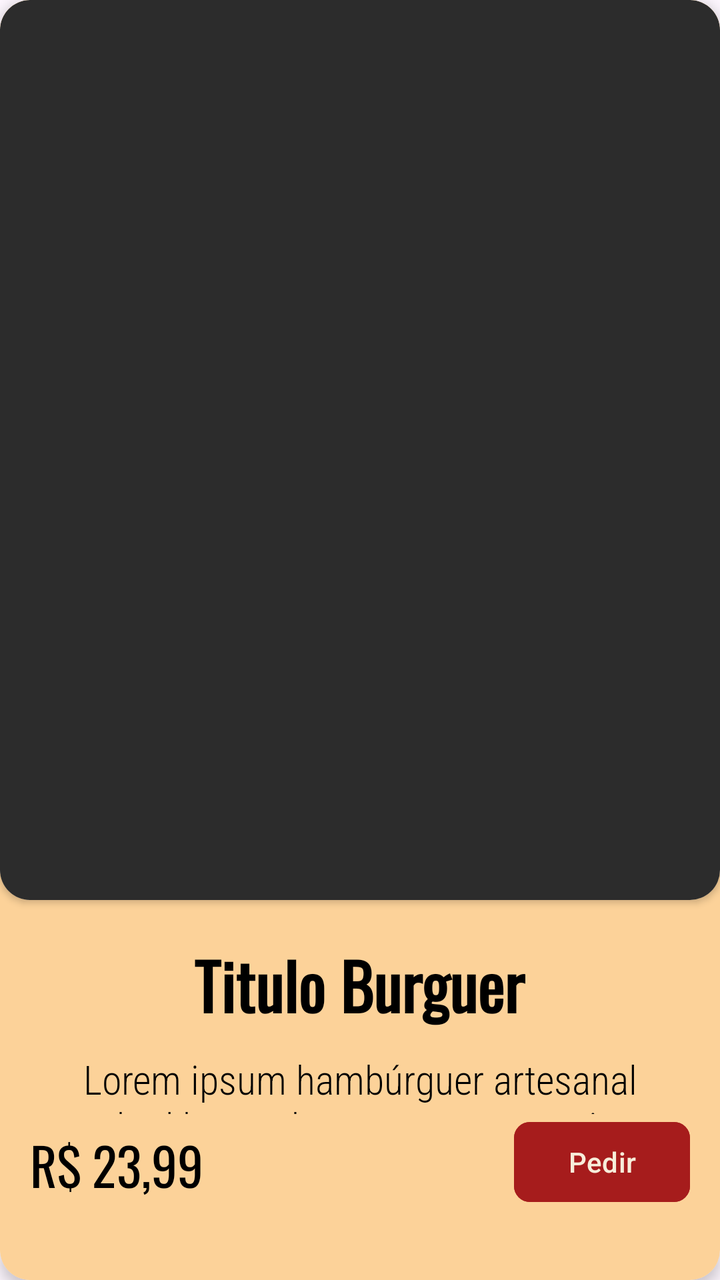
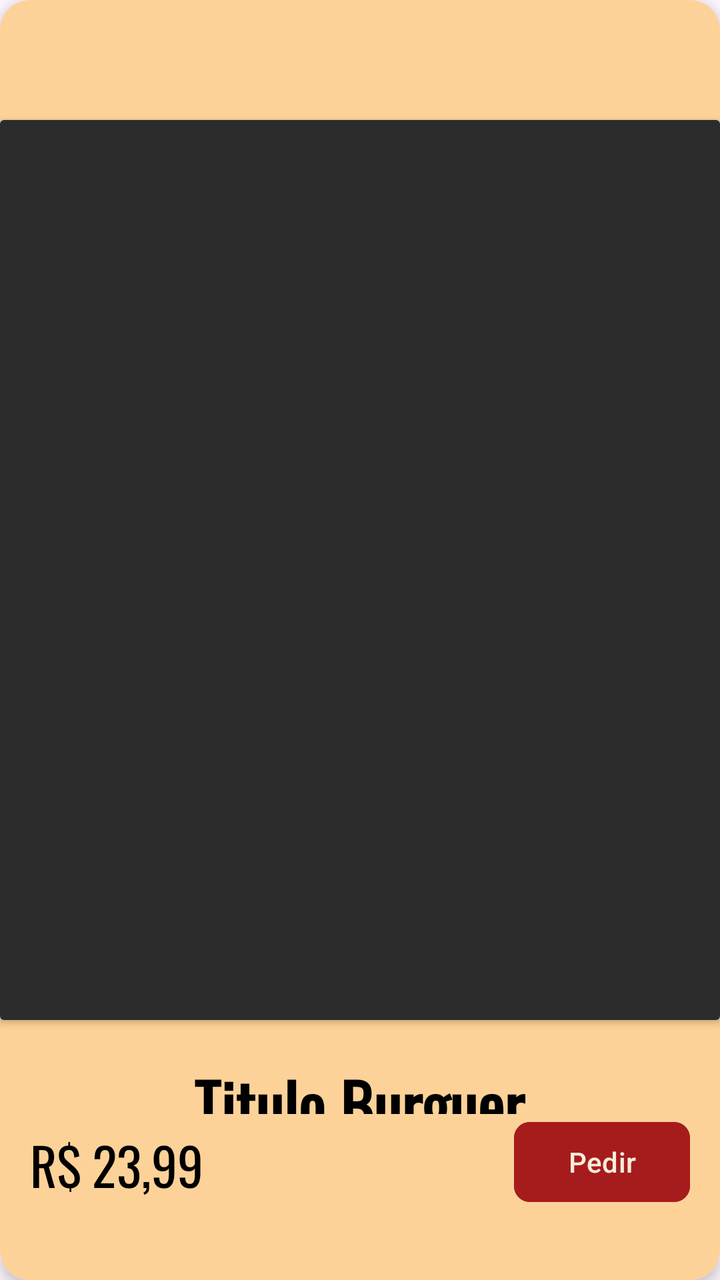

Compare the two renders of this Android layout. The source of the first and the diff that turns it into the second are given below.
<!-- AndroidManifest.xml: application theme Theme.VangustApp -->
<!-- res/layout/modelo_detalhes_produtos.xml -->
<?xml version="1.0" encoding="utf-8"?>
<androidx.cardview.widget.CardView xmlns:android="http://schemas.android.com/apk/res/android"
    xmlns:app="http://schemas.android.com/apk/res-auto"
    android:id="@+id/modeloCardProdutos"
    android:layout_width="match_parent"
    android:layout_height="match_parent"
    android:background="#F7EDDA"
    app:cardCornerRadius="15dp"
    app:cardElevation="4dp">

    <LinearLayout
        android:layout_width="match_parent"
        android:layout_height="match_parent"
        android:background="#FCD299"
        android:orientation="vertical">

        
        <androidx.cardview.widget.CardView
            android:layout_width="match_parent"
            android:layout_height="450dp"
            app:cardCornerRadius="15dp">

            <ImageView
                android:id="@+id/modeloImagemProdutos"
                android:layout_width="match_parent"
                android:layout_height="match_parent"
                android:scaleType="centerCrop"
                android:src="#2c2c2c" />
        </androidx.cardview.widget.CardView>

        
        <LinearLayout
            android:layout_width="match_parent"
            android:layout_height="match_parent"
            android:orientation="vertical"
            android:padding="15dp">

            
            <LinearLayout
                android:layout_width="match_parent"
                android:layout_height="0dp"
                android:layout_weight="1"
                android:orientation="vertical">

                <TextView
                    android:id="@+id/modeloTituloProdutos"
                    android:layout_width="wrap_content"
                    android:layout_height="wrap_content"
                    android:layout_gravity="center_horizontal"
                    android:fontFamily="@font/oswald_regular"
                    android:text="Titulo Burguer"
                    android:textColor="@color/black"
                    android:textSize="32sp"
                    android:textStyle="bold" />

                <TextView
                    android:id="@+id/modeloDescricaoProdutos"
                    android:layout_width="match_parent"
                    android:layout_height="wrap_content"
                    android:layout_marginTop="10dp"
                    android:fontFamily="@font/roboto_condensed_light"
                    android:gravity="center_horizontal"
                    android:text="Lorem ipsum hambúrguer artesanal smashed burger bacon crocante maionese da casa cheddar derretido. Blend de angus pão de brioche tostado na manteiga alface americana tomate fresco cebola roxa caramelizada."
                    android:textColor="@color/black"
                    android:textSize="20sp" />
            </LinearLayout>

            
            <LinearLayout
                android:layout_marginBottom="20dp"
                android:layout_width="match_parent"
                android:layout_height="wrap_content"
                android:gravity="center_vertical"
                android:orientation="horizontal">

                <TextView
                    android:layout_width="wrap_content"
                    android:layout_height="wrap_content"
                    android:fontFamily="@font/oswald_regular"
                    android:text="R$"
                    android:textColor="@color/black"
                    android:textSize="26sp" />

                <TextView
                    android:id="@+id/modeloPrecoProdutos"
                    android:layout_width="wrap_content"
                    android:layout_height="wrap_content"
                    android:layout_marginStart="5dp"
                    android:fontFamily="@font/oswald_regular"
                    android:text="23,99"
                    android:textColor="@color/black"
                    android:textSize="26sp" />

                <View
                    android:layout_width="0dp"
                    android:layout_height="0dp"
                    android:layout_weight="1" />

                <com.google.android.material.button.MaterialButton
                    android:id="@+id/btnPedirProduto"
                    android:layout_width="wrap_content"
                    android:layout_height="wrap_content"
                    android:backgroundTint="#A61C1C"
                    android:text="Pedir"
                    android:textColor="#F7EDDA"
                    app:cornerRadius="8dp" />
            </LinearLayout>

        </LinearLayout>
    </LinearLayout>

</androidx.cardview.widget.CardView>
<!-- resources referenced by this layout -->
<resources>
  <color name="black">#FF000000</color>
  <style name="Theme.VangustApp" parent="Base.Theme.VangustApp" />
  <style name="Base.Theme.VangustApp" parent="Theme.Material3.DayNight.NoActionBar">
          
          
      </style>
</resources>

<!-- the commit's change to res/layout/modelo_detalhes_produtos.xml (unified diff, before → after) -->
@@ -16,9 +16,10 @@
 
         
         <androidx.cardview.widget.CardView
+            android:layout_marginTop="60dp"
             android:layout_width="match_parent"
             android:layout_height="450dp"
-            app:cardCornerRadius="15dp">
+            >
 
             <ImageView
                 android:id="@+id/modeloImagemProdutos"
